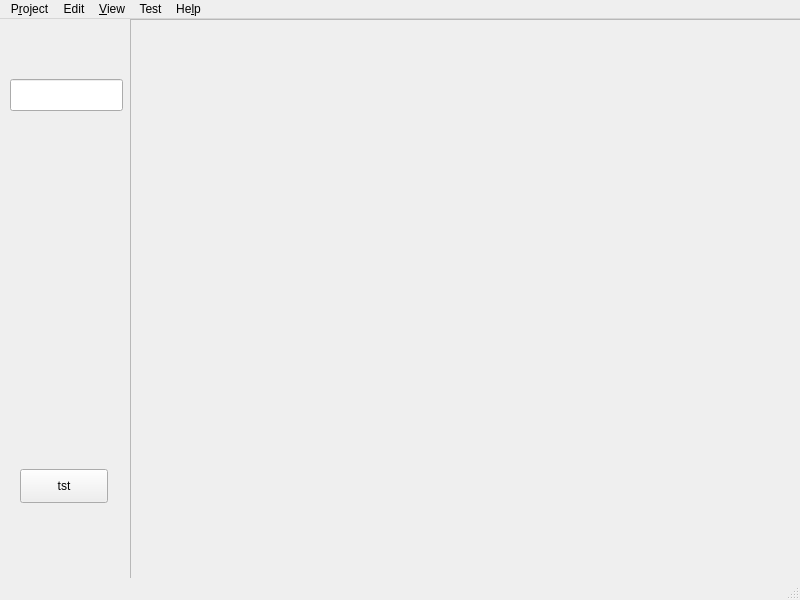
fredrickojackson/CppCAM, file src/Gui/MainWindow.ui: the form before one commit.
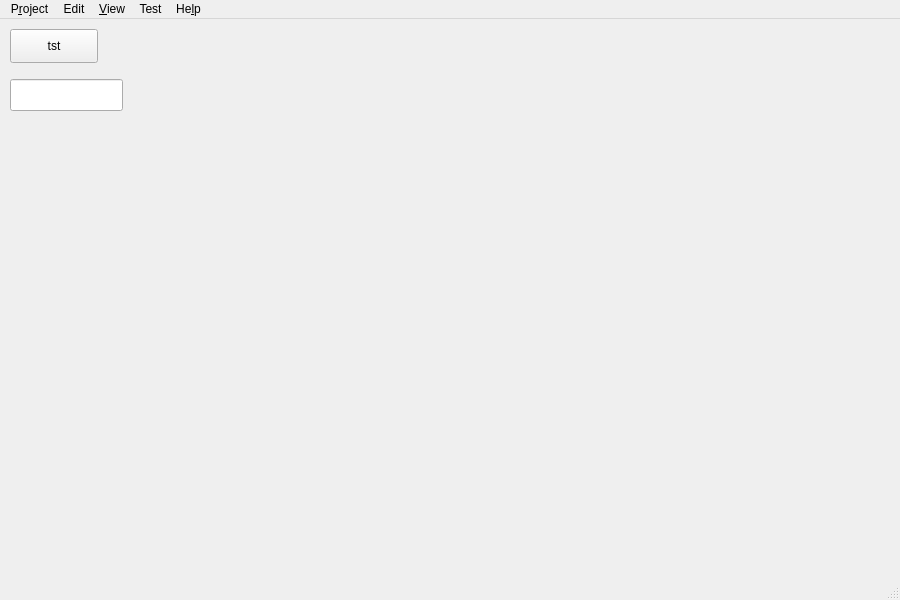
The form after the commit. Icons and pictures are not drawn.

```diff
--- a/src/Gui/MainWindow.ui
+++ b/src/Gui/MainWindow.ui
@@ -6,7 +6,7 @@
    <rect>
     <x>0</x>
     <y>0</y>
-    <width>800</width>
+    <width>900</width>
     <height>600</height>
    </rect>
   </property>
@@ -18,33 +18,11 @@
     <normaloff>:/pycam/icons/logo_16px.png</normaloff>:/pycam/icons/logo_16px.png</iconset>
   </property>
   <widget class="QWidget" name="centralwidget">
-   <widget class="QWidget" name="gridLayoutWidget">
-    <property name="geometry">
-     <rect>
-      <x>130</x>
-      <y>0</y>
-      <width>671</width>
-      <height>571</height>
-     </rect>
-    </property>
-    <layout class="QGridLayout" name="gridLayout">
-     <item row="0" column="0">
-      <widget class="QFrame" name="frmogl">
-       <property name="frameShape">
-        <enum>QFrame::StyledPanel</enum>
-       </property>
-       <property name="frameShadow">
-        <enum>QFrame::Raised</enum>
-       </property>
-      </widget>
-     </item>
-    </layout>
-   </widget>
    <widget class="QPushButton" name="pbTst">
     <property name="geometry">
      <rect>
-      <x>20</x>
-      <y>450</y>
+      <x>10</x>
+      <y>10</y>
       <width>88</width>
       <height>34</height>
      </rect>
@@ -63,13 +41,29 @@
      </rect>
     </property>
    </widget>
+   <widget class="QWidget" name="frmogl" native="true">
+    <property name="geometry">
+     <rect>
+      <x>150</x>
+      <y>50</y>
+      <width>600</width>
+      <height>471</height>
+     </rect>
+    </property>
+    <property name="sizePolicy">
+     <sizepolicy hsizetype="Preferred" vsizetype="Preferred">
+      <horstretch>0</horstretch>
+      <verstretch>0</verstretch>
+     </sizepolicy>
+    </property>
+   </widget>
   </widget>
   <widget class="QMenuBar" name="menubar">
    <property name="geometry">
     <rect>
      <x>0</x>
      <y>0</y>
-     <width>800</width>
+     <width>900</width>
      <height>30</height>
     </rect>
    </property>
```
Left out of the diff: 12 changed lines with no effect on the pictures.
